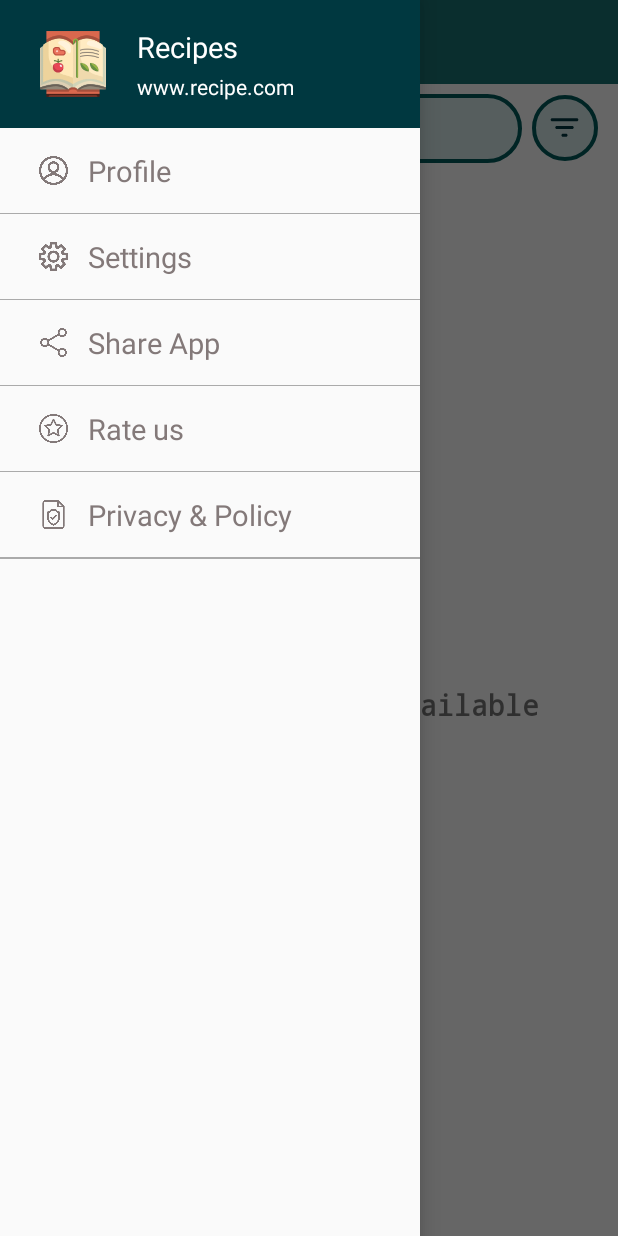
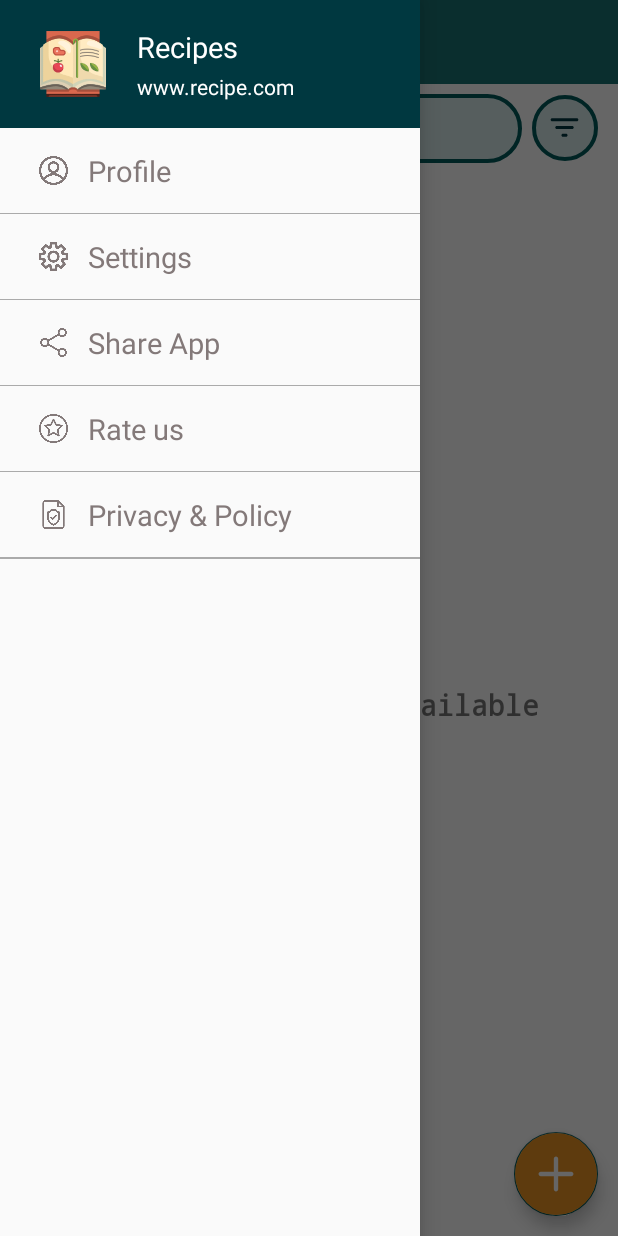
Before and after one commit to urvish-sabhaya/RecipeApp, an Android app: the screen it shows after launch (HomeActivity), with the side drawer open, on a phone screen of 412 x 824 dp. Run offline under Robolectric (Android 15) with nearby library versions, the phone set to English and light mode, and no system bars; our stand-ins replace Firebase (no records; nobody signed in at launch, a user with empty details on screens opened directly), sdp/ssp sizes; libraries missing offline, so code that uses them is left out: com.makeramen.roundedimageview; pictures from the network do not load.

Commit message:
Added add recipe, search and filter working

```diff
--- a/app/src/main/AndroidManifest.xml
+++ b/app/src/main/AndroidManifest.xml
@@ -15,6 +15,9 @@
         android:supportsRtl="true"
         android:theme="@style/AppTheme"
         tools:targetApi="31">
+        <activity
+            android:name=".activities.ViewRecipeActivity"
+            android:exported="false" />
         <activity
             android:name=".activities.SettingsActivity"
             android:exported="false"
--- a/app/src/main/java/com/example/recipeapp/activities/HomeActivity.java
+++ b/app/src/main/java/com/example/recipeapp/activities/HomeActivity.java
@@ -9,9 +9,13 @@ import android.content.ActivityNotFoundException;
 import android.content.Intent;
 import android.net.Uri;
 import android.os.Bundle;
+import android.text.Editable;
+import android.text.TextUtils;
+import android.text.TextWatcher;
 import android.view.Gravity;
 import android.view.LayoutInflater;
 import android.view.View;
+import android.widget.EditText;
 import android.widget.ImageView;
 import android.widget.LinearLayout;
 import android.widget.RelativeLayout;
@@ -30,6 +34,7 @@ import com.example.recipeapp.adapters.RecipeAdapter;
 import com.example.recipeapp.models.Recipe;
 import com.example.recipeapp.models.RecipeType;
 import com.example.recipeapp.utils.Constants;
+import com.google.android.material.floatingactionbutton.FloatingActionButton;
 import com.google.firebase.firestore.FirebaseFirestore;
 
 import java.util.ArrayList;
@@ -46,6 +51,11 @@ public class HomeActivity extends BaseActivity implements View.OnClickListener {
     TextView no_recipes_txt;
     RecyclerView recycler_recipes;
     Dialog filterDialog;
+    FloatingActionButton add_recipe_fab;
+    EditText edt_search;
+    RecipeAdapter recipeAdapter;
+    ArrayList<Integer> selectedCategoriesFilter = new ArrayList<>();
+    TextWatcher textWatcher;
 
     @Override
     protected void onCreate(Bundle savedInstanceState) {
@@ -81,17 +91,11 @@ public class HomeActivity extends BaseActivity implements View.OnClickListener {
                         recipesList.addAll(recipes);
                         setUpRecipeList(recipesList);
                     }
-                    checkDataAvailability();
                     hideProgressDialog();
                 });
     }
 
     private void setUpRecipeList(ArrayList<Recipe> recipesList) {
-        recycler_recipes.setLayoutManager(new GridLayoutManager(this, 2));
-        recycler_recipes.setAdapter(new RecipeAdapter(this, recipesList));
-    }
-
-    private void checkDataAvailability() {
         if (recipesList.isEmpty()) {
             no_recipes_txt.setVisibility(View.VISIBLE);
             recycler_recipes.setVisibility(View.GONE);
@@ -99,6 +103,8 @@ public class HomeActivity extends BaseActivity implements View.OnClickListener {
             no_recipes_txt.setVisibility(View.GONE);
             recycler_recipes.setVisibility(View.VISIBLE);
         }
+        recipeAdapter.setList(recipesList);
+        recipeAdapter.notifyDataSetChanged();
     }
 
     private void initViews() {
@@ -112,6 +118,12 @@ public class HomeActivity extends BaseActivity implements View.OnClickListener {
         rel_filter = findViewById(R.id.rel_filter);
         no_recipes_txt = findViewById(R.id.no_recipes_txt);
         recycler_recipes = findViewById(R.id.recycler_recipes);
+        add_recipe_fab = findViewById(R.id.add_recipe_fab);
+        edt_search = findViewById(R.id.edt_search);
+
+        recycler_recipes.setLayoutManager(new GridLayoutManager(this, 2));
+        recipeAdapter = new RecipeAdapter(this);
+        recycler_recipes.setAdapter(recipeAdapter);
     }
 
     private void setClicks() {
@@ -122,6 +134,7 @@ public class HomeActivity extends BaseActivity implements View.OnClickListener {
         privacy_nav.setOnClickListener(this);
         profile_nav.setOnClickListener(this);
         rel_filter.setOnClickListener(this);
+        add_recipe_fab.setOnClickListener(this);
 
         drawer_layout.addDrawerListener(new DrawerLayout.DrawerListener() {
             @Override
@@ -144,6 +157,43 @@ public class HomeActivity extends BaseActivity implements View.OnClickListener {
 
             }
         });
+
+        textWatcher = new TextWatcher() {
+            @Override
+            public void beforeTextChanged(CharSequence charSequence, int i, int i1, int i2) {
+
+            }
+
+            @Override
+            public void onTextChanged(CharSequence charSequence, int i, int i1, int i2) {
+
+            }
+
+            @Override
+            public void afterTextChanged(Editable editable) {
+                selectedCategoriesFilter.clear();
+                searchRecipes(editable.toString().toLowerCase());
+            }
+        };
+
+        edt_search.addTextChangedListener(textWatcher);
+    }
+
+    private void searchRecipes(String searchText) {
+        if (TextUtils.isEmpty(searchText)) {
+            setUpRecipeList(recipesList);
+            return;
+        }
+
+        ArrayList<Recipe> searchList = new ArrayList<>();
+
+        for (Recipe recipe : recipesList) {
+            if (recipe.getRecipe_name().toLowerCase().contains(searchText)) {
+                searchList.add(recipe);
+            }
+        }
+
+        setUpRecipeList(searchList);
     }
 
     @Override
@@ -178,6 +228,9 @@ public class HomeActivity extends BaseActivity implements View.OnClickListener {
                 break;
             case R.id.rel_filter:
                 selectFilterDialog();
+                break;
+            case R.id.add_recipe_fab:
+                Toast.makeText(this, "Add Recipe", Toast.LENGTH_SHORT).show();
                 break;
         }
     }
@@ -218,17 +271,43 @@ public class HomeActivity extends BaseActivity implements View.OnClickListener {
         txt_apply = filterDialog.findViewById(R.id.txt_apply);
         close_btn = filterDialog.findViewById(R.id.close_btn);
 
-        txt_apply.setOnClickListener(view1 -> filterDialog.dismiss());
+        FilterAdapter filterAdapter = new FilterAdapter(this, recipesCategoryList, selectedCategoriesFilter);
+
+        txt_apply.setOnClickListener(view1 -> {
+            edt_search.removeTextChangedListener(textWatcher);
+            edt_search.setText("");
+            edt_search.addTextChangedListener(textWatcher);
+
+            filterDialog.dismiss();
+            selectedCategoriesFilter = filterAdapter.selectedCategories;
+            if (!selectedCategoriesFilter.isEmpty()) {
+                filterRecipes(selectedCategoriesFilter);
+            } else {
+                setUpRecipeList(recipesList);
+            }
+        });
         close_btn.setOnClickListener(view12 -> filterDialog.dismiss());
 
         RecyclerView filter_items_recycler;
         filter_items_recycler = filterDialog.findViewById(R.id.filter_items_recycler);
         filter_items_recycler.setLayoutManager(new LinearLayoutManager(this));
-        filter_items_recycler.setAdapter(new FilterAdapter(this, recipesCategoryList));
+        filter_items_recycler.setAdapter(filterAdapter);
 
         filterDialog.getWindow().setBackgroundDrawableResource(android.R.color.transparent);
         filterDialog.getWindow().getAttributes().windowAnimations = R.style.DialogAnimation;
         filterDialog.getWindow().setLayout(RelativeLayout.LayoutParams.MATCH_PARENT, RelativeLayout.LayoutParams.MATCH_PARENT);
         filterDialog.show();
     }
+
+    private void filterRecipes(ArrayList<Integer> selectedCat) {
+        ArrayList<Recipe> searchList = new ArrayList<>();
+
+        for (Recipe recipe : recipesList) {
+            if (selectedCat.contains(recipe.getRecipe_type())) {
+                searchList.add(recipe);
+            }
+        }
+
+        setUpRecipeList(searchList);
+    }
 }
--- a/app/src/main/java/com/example/recipeapp/adapters/RecipeAdapter.java
+++ b/app/src/main/java/com/example/recipeapp/adapters/RecipeAdapter.java
@@ -3,6 +3,7 @@ package com.example.recipeapp.adapters;
 import static com.example.recipeapp.activities.BaseActivity.getRecipeType;
 
 import android.content.Context;
+import android.content.Intent;
 import android.text.TextUtils;
 import android.util.Base64;
 import android.view.LayoutInflater;
@@ -15,6 +16,7 @@ import androidx.recyclerview.widget.RecyclerView;
 
 import com.bumptech.glide.Glide;
 import com.example.recipeapp.R;
+import com.example.recipeapp.activities.ViewRecipeActivity;
 import com.example.recipeapp.models.Recipe;
 import com.makeramen.roundedimageview.RoundedImageView;
 
@@ -23,11 +25,10 @@ import java.util.ArrayList;
 public class RecipeAdapter extends RecyclerView.Adapter<RecipeAdapter.ViewHolder> {
 
     Context context;
-    ArrayList<Recipe> recipeList;
+    ArrayList<Recipe> recipeList = new ArrayList<>();
 
-    public RecipeAdapter(Context context, ArrayList<Recipe> recipeList) {
+    public RecipeAdapter(Context context) {
         this.context = context;
-        this.recipeList = recipeList;
     }
 
     @NonNull
@@ -53,11 +54,21 @@ public class RecipeAdapter extends RecyclerView.Adapter<RecipeAdapter.ViewHolder
         holder.txt_recipe_name.setText(recipe.getRecipe_name());
         holder.txt_user_name.setText(recipe.getUploaded_by_name());
         holder.txt_recipe_category.setText(getRecipeType(recipe.getRecipe_type()));
+
+        holder.itemView.setOnClickListener(view -> {
+            Intent intent = new Intent(context, ViewRecipeActivity.class);
+            context.startActivity(intent);
+        });
     }
 
     @Override
     public int getItemCount() {
         return recipeList.size();
+    }
+
+    public void setList(ArrayList<Recipe> recipes) {
+        recipeList.clear();
+        recipeList.addAll(recipes);
     }
 
     public class ViewHolder extends RecyclerView.ViewHolder {
--- /dev/null
+++ b/app/src/main/res/drawable/ic_add.xml
@@ -0,0 +1,9 @@
+<vector xmlns:android="http://schemas.android.com/apk/res/android"
+    android:width="32dp"
+    android:height="32dp"
+    android:viewportWidth="32"
+    android:viewportHeight="32">
+    <path
+        android:fillColor="#ffffff"
+        android:pathData="M2.438,17.938h11.625v11.625c0,1.069 0.869,1.938 1.938,1.938s1.938,-0.869 1.938,-1.938v-11.625h11.625c1.069,0 1.938,-0.869 1.938,-1.938s-0.869,-1.938 -1.938,-1.938h-11.625V2.438C17.938,1.369 17.069,0.5 16,0.5s-1.938,0.869 -1.938,1.938v11.625H2.438C1.369,14.063 0.5,14.931 0.5,16S1.369,17.938 2.438,17.938z" />
+</vector>
--- a/app/src/main/res/layout/home_screen_main.xml
+++ b/app/src/main/res/layout/home_screen_main.xml
@@ -109,6 +109,10 @@
 
     </RelativeLayout>
 
+    <RelativeLayout
+        android:layout_width="match_parent"
+        android:layout_height="match_parent">
+
         <androidx.recyclerview.widget.RecyclerView
             android:id="@+id/recycler_recipes"
             android:layout_width="match_parent"
@@ -128,4 +132,16 @@
             android:textStyle="bold"
             android:visibility="gone" />
 
+        <com.google.android.material.floatingactionbutton.FloatingActionButton
+            android:id="@+id/add_recipe_fab"
+            android:layout_width="wrap_content"
+            android:layout_height="wrap_content"
+            android:layout_alignParentEnd="true"
+            android:layout_alignParentBottom="true"
+            android:layout_margin="@dimen/_10sdp"
+            android:backgroundTint="@color/yellow"
+            android:src="@drawable/ic_add" />
+
+    </RelativeLayout>
+
 </LinearLayout>
--- a/app/src/main/res/values/strings.xml
+++ b/app/src/main/res/values/strings.xml
@@ -1,7 +1,7 @@
 <resources>
     <string name="app_name">CookBook</string>
     <string name="app_title">Recipes</string>
-    <string name="search">Search Recipes</string>
+    <string name="search">Search recipes by name</string>
     <string name="sorry_recipes_not_available">Sorry Recipes Not Available</string>
     <string name="profile">Profile</string>
     <string name="settings">Settings</string>
```
Also changed, not shown: app/src/main/java/com/example/recipeapp/activities/ViewRecipeActivity.java (added, +14 -0 lines), app/src/main/java/com/example/recipeapp/adapters/FilterAdapter.java (+19 -1 lines), app/src/main/res/layout/activity_view_recipe.xml (added, +8 -0 lines). Lines whose indentation alone changed are shown as unchanged.
